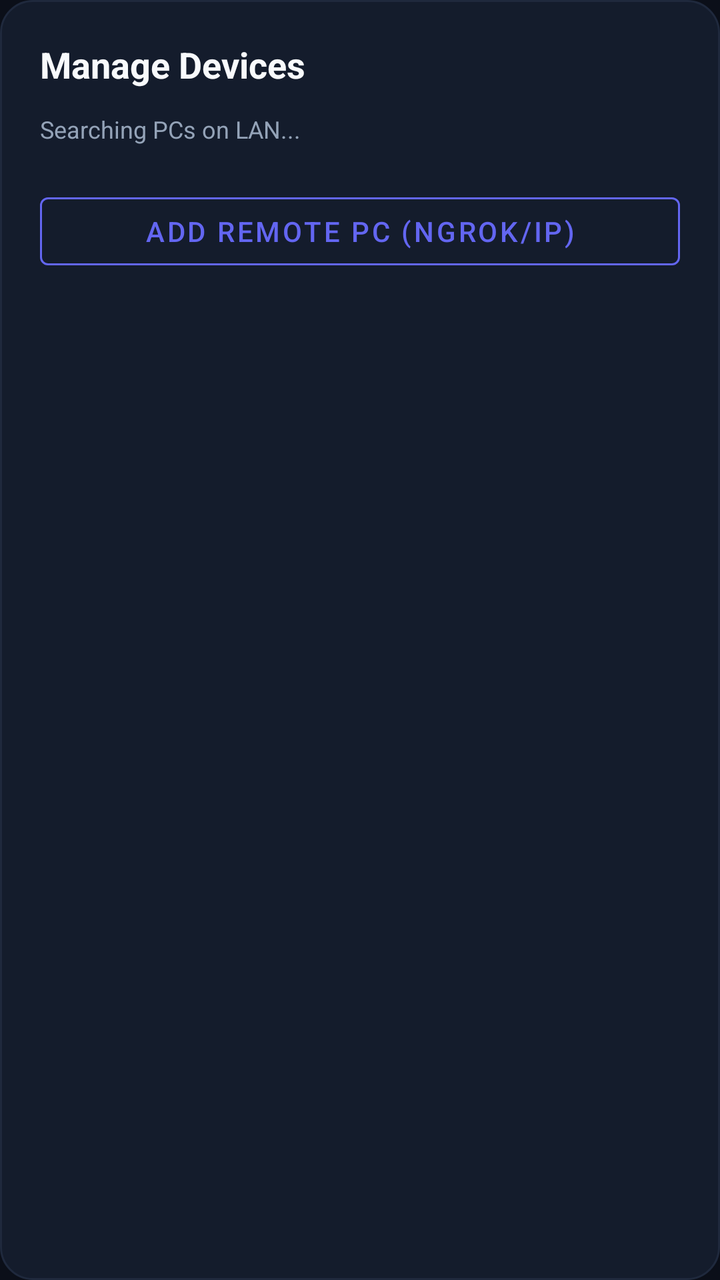
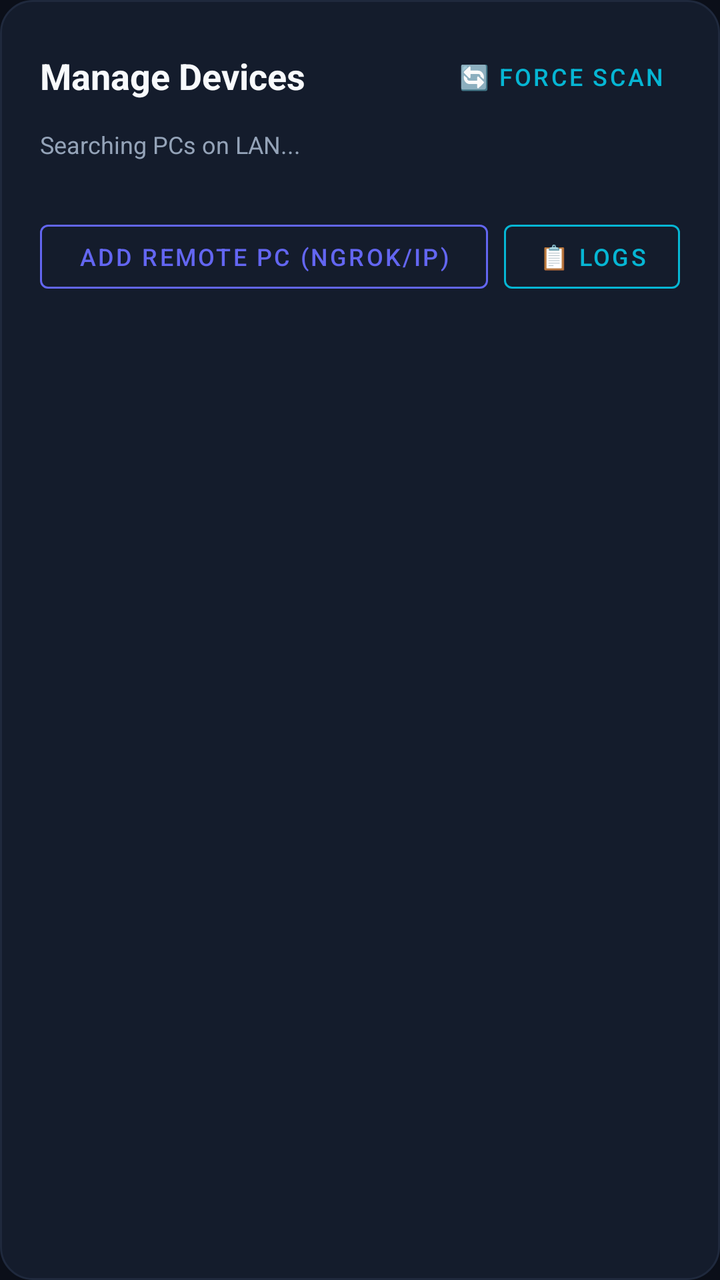

Compare the two renders of this Android layout. The source of the first and the diff that turns it into the second are given below.
<!-- AndroidManifest.xml: application theme Theme.RemotePocket -->
<!-- res/layout/dialog_device_manager.xml -->
<?xml version="1.0" encoding="utf-8"?>
<LinearLayout xmlns:android="http://schemas.android.com/apk/res/android"
    xmlns:app="http://schemas.android.com/apk/res-auto"
    android:layout_width="match_parent"
    android:layout_height="wrap_content"
    android:background="@drawable/bg_card_glass"
    android:orientation="vertical"
    android:padding="20dp">

    <TextView
        android:layout_width="wrap_content"
        android:layout_height="wrap_content"
        android:paddingBottom="12dp"
        android:text="@string/manage_devices"
        android:textColor="@color/text_primary"
        android:textSize="18sp"
        android:textStyle="bold" />

    <TextView
        android:id="@+id/txtDiscoveryStatus"
        android:layout_width="wrap_content"
        android:layout_height="wrap_content"
        android:paddingBottom="8dp"
        android:text="@string/status_searching"
        android:textColor="@color/text_secondary"
        android:textSize="12sp" />

    
    <LinearLayout
        android:id="@+id/layoutDeviceList"
        android:layout_width="match_parent"
        android:layout_height="wrap_content"
        android:orientation="vertical"
        android:paddingBottom="12dp" />

    
    <Button
        android:id="@+id/btnAddRemoteDevice"
        style="@style/Widget.MaterialComponents.Button.OutlinedButton"
        android:layout_width="match_parent"
        android:layout_height="46dp"
        android:text="@string/add_remote_device"
        android:textColor="@color/accent_indigo"
        app:strokeColor="@color/accent_indigo" />

</LinearLayout>
<!-- resources referenced by this layout -->
<resources>
  <color name="accent_indigo">#6366F1</color>
  <color name="text_primary">#F8FAFC</color>
  <color name="text_secondary">#94A3B8</color>
  <!-- drawable bg_card_glass (drawable) -->
  <?xml version="1.0" encoding="utf-8"?>
  <shape xmlns:android="http://schemas.android.com/apk/res/android"
      android:shape="rectangle">
      <solid android:color="@color/surface_card_translucent" />
      <stroke
          android:width="1dp"
          android:color="@color/surface_card_border" />
      <corners android:radius="16dp" />
  </shape>
  <string name="add_remote_device">Add Remote PC (Ngrok/IP)</string>
  <string name="manage_devices">Manage Devices</string>
  <string name="status_searching">Searching PCs on LAN...</string>
  <style name="Theme.RemotePocket" parent="Theme.MaterialComponents.DayNight.NoActionBar">
          <item name="colorPrimary">@color/accent_indigo</item>
          <item name="colorPrimaryVariant">@color/accent_indigo_variant</item>
          <item name="colorSecondary">@color/accent_emerald</item>
          <item name="android:windowBackground">@color/bg_dark</item>
          <item name="android:statusBarColor">@color/bg_dark</item>
          <item name="android:navigationBarColor">@color/bg_dark</item>
          <item name="android:windowLightStatusBar">false</item>
      </style>
  <color name="surface_card_translucent">#D9161F30</color>
  <color name="surface_card_border">#1F293D</color>
  <color name="accent_indigo_variant">#4F46E5</color>
  <color name="accent_emerald">#10B981</color>
  <color name="bg_dark">#0B0F19</color>
</resources>

<!-- the commit's change to res/layout/dialog_device_manager.xml (unified diff, before → after) -->
@@ -7,40 +7,84 @@
     android:orientation="vertical"
     android:padding="20dp">
 
-    <TextView
-        android:layout_width="wrap_content"
+    
+    <LinearLayout
+        android:layout_width="match_parent"
         android:layout_height="wrap_content"
-        android:paddingBottom="12dp"
-        android:text="@string/manage_devices"
-        android:textColor="@color/text_primary"
-        android:textSize="18sp"
-        android:textStyle="bold" />
+        android:gravity="center_vertical"
+        android:orientation="horizontal"
+        android:paddingBottom="8dp">
+
+        <TextView
+            android:layout_width="0dp"
+            android:layout_height="wrap_content"
+            android:layout_weight="1"
+            android:text="@string/manage_devices"
+            android:textColor="@color/text_primary"
+            android:textSize="18sp"
+            android:textStyle="bold" />
+
+        <Button
+            android:id="@+id/btnForceRescan"
+            style="@style/Widget.MaterialComponents.Button.TextButton"
+            android:layout_width="wrap_content"
+            android:layout_height="36dp"
+            android:text="@string/btn_force_scan"
+            android:textColor="@color/accent_cyan"
+            android:textSize="12sp" />
+    </LinearLayout>
 
     <TextView
         android:id="@+id/txtDiscoveryStatus"
         android:layout_width="wrap_content"
         android:layout_height="wrap_content"
-        android:paddingBottom="8dp"
+        android:paddingBottom="10dp"
         android:text="@string/status_searching"
         android:textColor="@color/text_secondary"
         android:textSize="12sp" />
 
     
-    <LinearLayout
-        android:id="@+id/layoutDeviceList"
+    <ScrollView
         android:layout_width="match_parent"
         android:layout_height="wrap_content"
-        android:orientation="vertical"
-        android:paddingBottom="12dp" />
+        android:maxHeight="260dp">
+
+        <LinearLayout
+            android:id="@+id/layoutDeviceList"
+            android:layout_width="match_parent"
+            android:layout_height="wrap_content"
+            android:orientation="vertical"
+            android:paddingBottom="8dp" />
+    </ScrollView>
 
     
-    <Button
-        android:id="@+id/btnAddRemoteDevice"
-        style="@style/Widget.MaterialComponents.Button.OutlinedButton"
+    <LinearLayout
         android:layout_width="match_parent"
-        android:layout_height="46dp"
-        android:text="@string/add_remote_device"
-        android:textColor="@color/accent_indigo"
-        app:strokeColor="@color/accent_indigo" />
+        android:layout_height="wrap_content"
+        android:layout_marginTop="8dp"
+        android:orientation="horizontal">
+
+        <Button
+            android:id="@+id/btnAddRemoteDevice"
+            style="@style/Widget.MaterialComponents.Button.OutlinedButton"
+            android:layout_width="0dp"
+            android:layout_height="44dp"
+            android:layout_marginEnd="8dp"
+            android:layout_weight="1"
+            android:text="@string/add_remote_device"
+            android:textColor="@color/accent_indigo"
+            android:textSize="12sp"
+            app:strokeColor="@color/accent_indigo" />
+
+        <Button
+            android:id="@+id/btnViewLogs"
+            style="@style/Widget.MaterialComponents.Button.OutlinedButton"
+            android:layout_width="wrap_content"
+            android:layout_height="44dp"
+            android:text="@string/btn_logs_label"
+            android:textColor="@color/accent_cyan"
+            android:textSize="12sp"
+            app:strokeColor="@color/accent_cyan" />
+    </LinearLayout>
 
 </LinearLayout>
<!-- resource entries referenced after the edit -->
@@ -1,5 +1,6 @@
 <!-- resources referenced by this layout -->
 <resources>
+  <color name="accent_cyan">#06B6D4</color>
   <color name="accent_indigo">#6366F1</color>
   <color name="text_primary">#F8FAFC</color>
   <color name="text_secondary">#94A3B8</color>
@@ -14,6 +15,8 @@
       <corners android:radius="16dp" />
   </shape>
   <string name="add_remote_device">Add Remote PC (Ngrok/IP)</string>
+  <string name="btn_force_scan">🔄 Force Scan</string>
+  <string name="btn_logs_label">📋 Logs</string>
   <string name="manage_devices">Manage Devices</string>
   <string name="status_searching">Searching PCs on LAN...</string>
   <style name="Theme.RemotePocket" parent="Theme.MaterialComponents.DayNight.NoActionBar">
